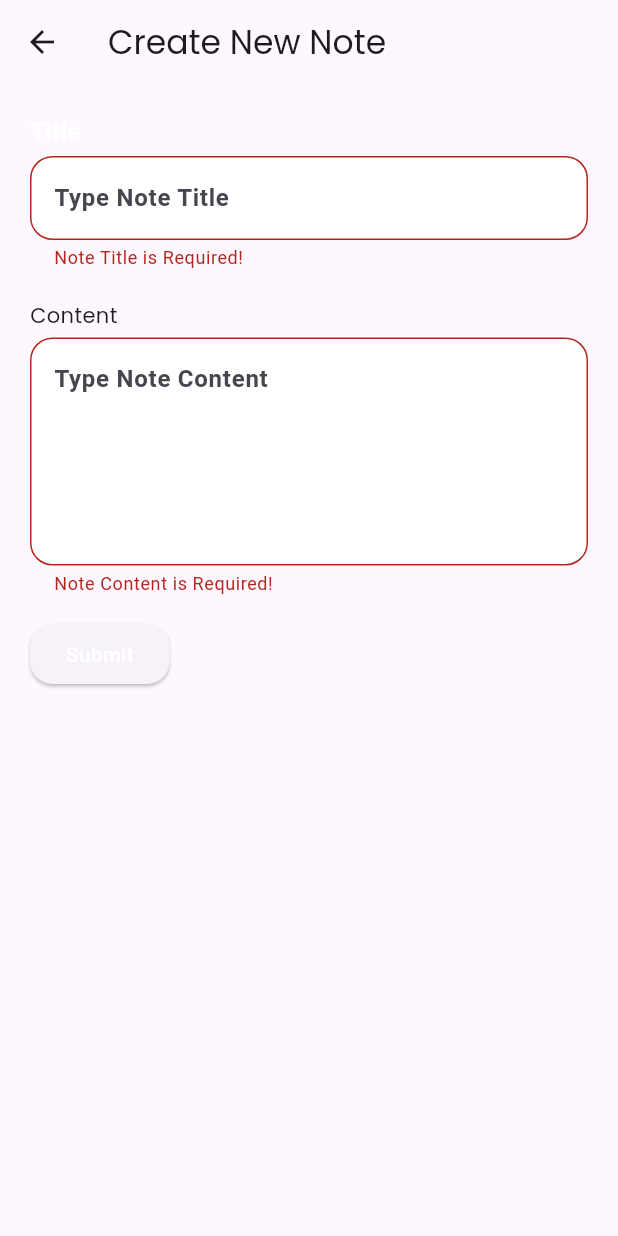
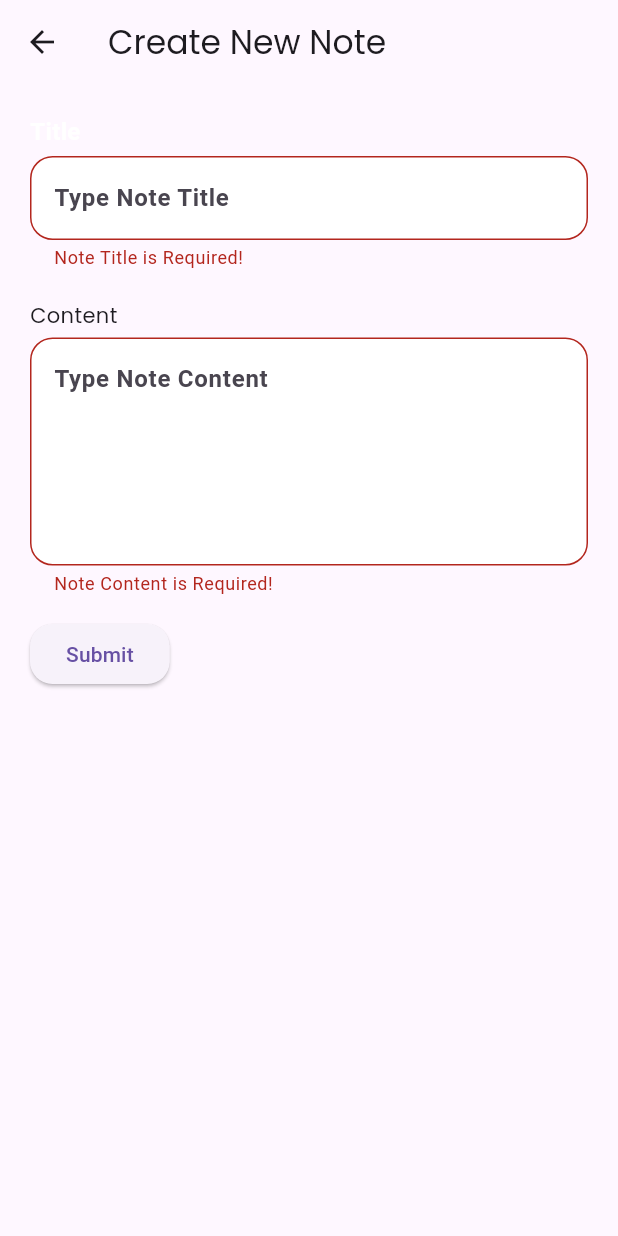
Before and after one commit to ichanyr/LEARNINGX, a Flutter app: the Add screen opened directly, after a tap on "Submit", on a phone screen of 412 x 824 dp. Run offline on Flutter 3.47's test engine with Material 3 defaults, Android fonts, the phone set to English and light mode, and no system bars; our stand-ins replace get, google_fonts; network calls fail.

Commit message:
tugas 5.1

```diff
--- a/tugas5_2/lib/app/modules/home/controllers/add_controller.dart
+++ b/tugas5_2/lib/app/modules/home/controllers/add_controller.dart
@@ -7,7 +7,7 @@ class AddController extends GetxController {
   final TextEditingController title = TextEditingController();
   final TextEditingController content = TextEditingController();
 
-  Future<void> onSubmit() async {
+  Future<void> onSubmit(String text1, String text2) async {
     try {
       final response = await http.post(
         Uri.parse("http://192.168.43.66/flutter/note_app/create.php"),
--- a/tugas5_2/lib/app/modules/home/views/add_view.dart
+++ b/tugas5_2/lib/app/modules/home/views/add_view.dart
@@ -94,13 +94,14 @@ class Add extends StatelessWidget {
                 ),
                 child: Text(
                   "Submit",
-                  style: TextStyle(color: Colors.white),
+                  // style: TextStyle(color: Colors.white),
                 ),
                 onPressed: () {
                   //validate
                   if (_formKey.currentState!.validate()) {
                     //send data to database with this method
-                    controller.onSubmit();
+                    controller.onSubmit(
+                        controller.title.text, controller.content.text);
                   }
                 },
               )
```
